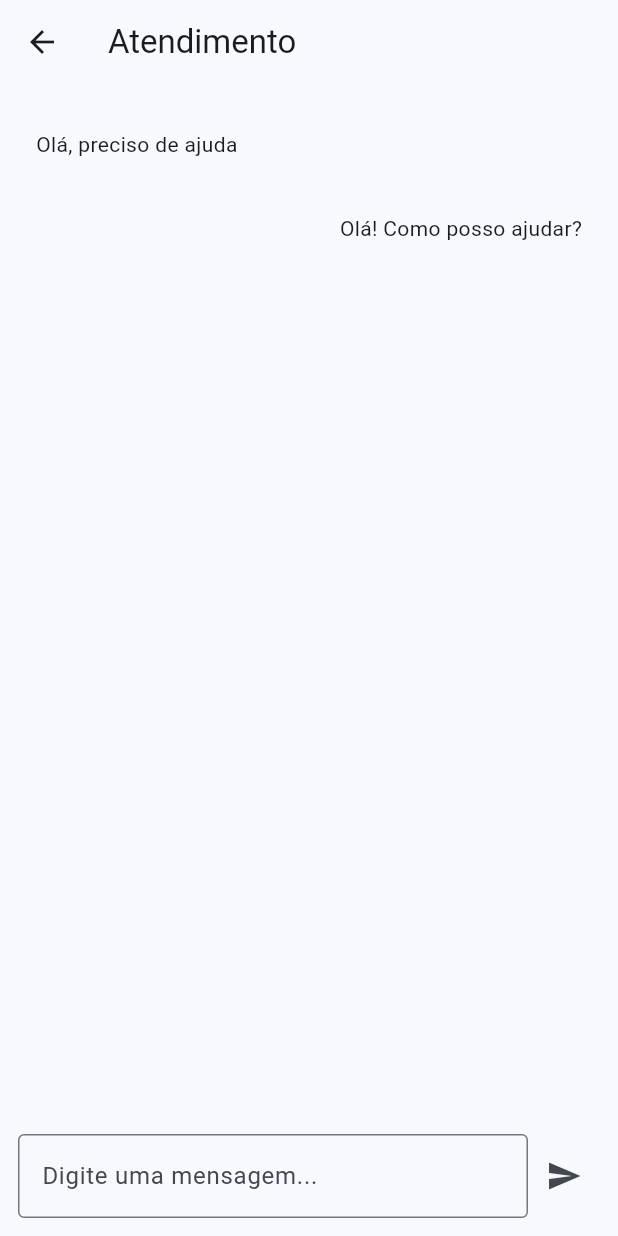
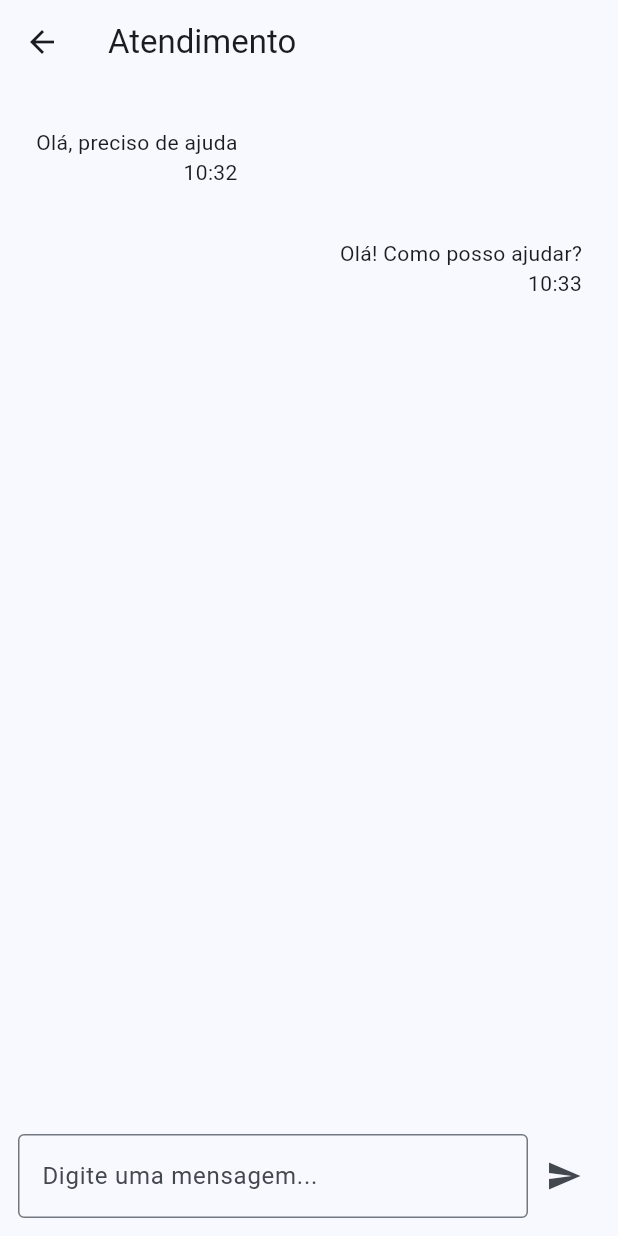
Before and after one commit to luisaguiar659-lang/OpenAtende, a Flutter app: the ChatScreen screen opened directly, on a phone screen of 412 x 824 dp. Run offline on Flutter 3.47's test engine with Material 3 defaults, Android fonts, the phone set to English and light mode, and no system bars.

Commit message:
Improve chat UI with message bubbles

```diff
--- a/mobile/lib/screens/chat_screen.dart
+++ b/mobile/lib/screens/chat_screen.dart
@@ -10,9 +10,9 @@ class ChatScreen extends StatefulWidget {
 class _ChatScreenState extends State<ChatScreen> {
   final TextEditingController controller = TextEditingController();
 
-  final List<Map<String, dynamic>> messages = [
-    {'text': 'Olá, preciso de ajuda', 'sender': 'client'},
-    {'text': 'Olá! Como posso ajudar?', 'sender': 'agent'},
+  final List<Map<String, String>> messages = [
+    {'sender': 'client', 'text': 'Olá, preciso de ajuda', 'time': '10:32'},
+    {'sender': 'agent', 'text': 'Olá! Como posso ajudar?', 'time': '10:33'},
   ];
 
   void sendMessage() {
@@ -20,24 +20,12 @@ class _ChatScreenState extends State<ChatScreen> {
 
     setState(() {
       messages.add({
+        'sender': 'agent',
         'text': controller.text,
-        'sender': 'agent',
+        'time': 'agora',
       });
       controller.clear();
     });
-  }
-
-  Widget messageBubble(Map<String, dynamic> message) {
-    final bool isAgent = message['sender'] == 'agent';
-
-    return Align(
-      alignment: isAgent ? Alignment.centerRight : Alignment.centerLeft,
-      child: Container(
-        margin: const EdgeInsets.symmetric(vertical: 6),
-        padding: const EdgeInsets.all(12),
-        child: Text(message['text']),
-      ),
-    );
   }
 
   @override
@@ -51,7 +39,25 @@ class _ChatScreenState extends State<ChatScreen> {
               padding: const EdgeInsets.all(12),
               itemCount: messages.length,
               itemBuilder: (context, index) {
-                return messageBubble(messages[index]);
+                final message = messages[index];
+                final isAgent = message['sender'] == 'agent';
+
+                return Align(
+                  alignment: isAgent
+                      ? Alignment.centerRight
+                      : Alignment.centerLeft,
+                  child: Container(
+                    margin: const EdgeInsets.symmetric(vertical: 5),
+                    padding: const EdgeInsets.all(12),
+                    child: Column(
+                      crossAxisAlignment: CrossAxisAlignment.end,
+                      children: [
+                        Text(message['text'] ?? ''),
+                        Text(message['time'] ?? ''),
+                      ],
+                    ),
+                  ),
+                );
               },
             ),
           ),
```
